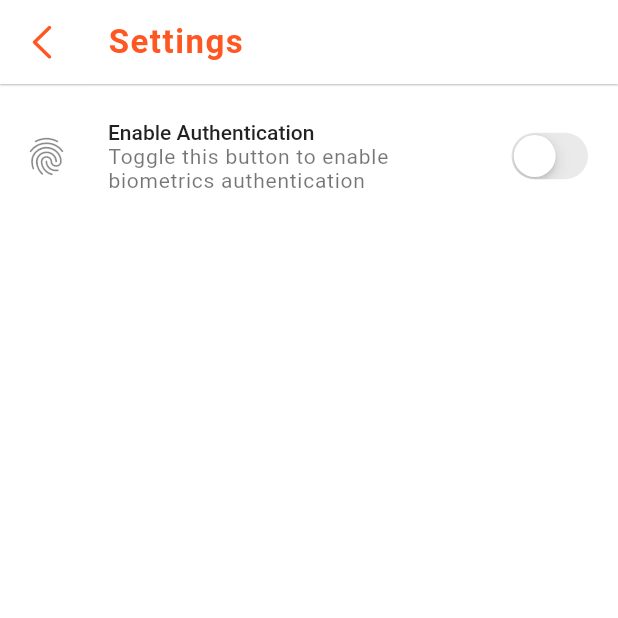
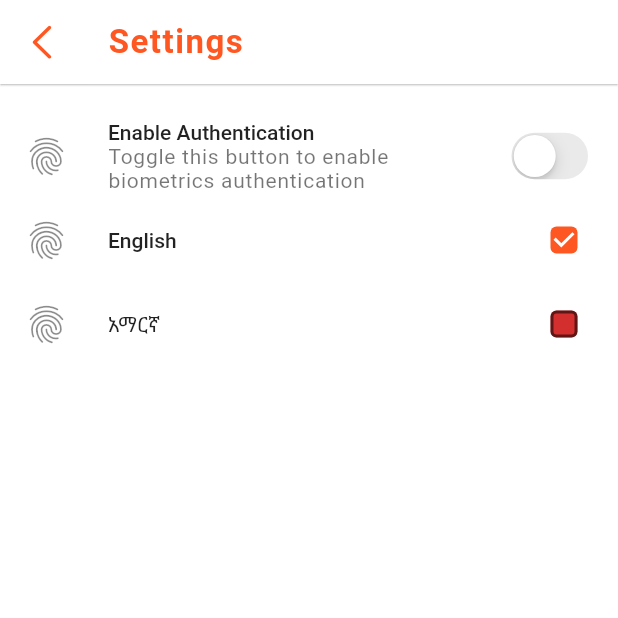
Before and after one commit to C5rogers/todo_pro_app, a Flutter app: the HomePage screen opened directly, after a tap on the "settings" icon, on a phone screen of 412 x 824 dp, the top half of it. Run offline on Flutter 3.47's test engine with Material 2 defaults, Android fonts, the light colour scheme and no system bars; our stand-ins replace drift, easy_localization, flutter_riverpod, get_it, local_auth, shared_preferences; accounts and stored records are empty; generated files the repository leaves out were written again; Roboto replaces fonts that are missing (Circular).

Commit message:
add locallization strings and setup

```diff
--- a/lib/features/shared/other/pages/setting_screen.dart
+++ b/lib/features/shared/other/pages/setting_screen.dart
@@ -1,3 +1,4 @@
+import 'package:easy_localization/easy_localization.dart';
 import 'package:flutter/cupertino.dart';
 import 'package:flutter/material.dart';
 import 'package:shared_preferences/shared_preferences.dart';
@@ -75,6 +76,38 @@ class _SettingScreenState extends State<SettingScreen> {
                     value: _isAuthEnabled,
                     onChanged: (v) {},
                   ),
+                )),
+            ListTile(
+                leading: const Icon(
+                  Icons.fingerprint,
+                  size: 30,
+                ),
+                onTap: () async {
+                  context.setLocale(const Locale('en', 'US'));
+                },
+                title: const Text("English"),
+                trailing: AbsorbPointer(
+                  child: Checkbox(
+                    activeColor: UiConstants.accentColor,
+                    value: context.locale == const Locale('en', 'US'),
+                    onChanged: (v) {},
+                  ),
+                )),
+            ListTile(
+                leading: const Icon(
+                  Icons.fingerprint,
+                  size: 30,
+                ),
+                onTap: () async {
+                  context.setLocale(const Locale('am', 'ET'));
+                },
+                title: const Text("አማርኛ"),
+                trailing: AbsorbPointer(
+                  child: Checkbox(
+                    activeColor: UiConstants.accentColor,
+                    value: context.locale == const Locale('am', 'ET'),
+                    onChanged: (v) {},
+                  ),
                 ))
           ],
         ));
--- a/lib/features/tasks/pages/home.dart
+++ b/lib/features/tasks/pages/home.dart
@@ -1,3 +1,4 @@
+import 'package:easy_localization/easy_localization.dart';
 import 'package:flutter/material.dart';
 import 'package:todo_app_pro/config/constants/ui.dart';
 import 'package:todo_app_pro/features/shared/database/data/provider/database.dart';
@@ -48,7 +49,7 @@ class _HomePageState extends State<HomePage> {
               color: UiConstants.accentColor,
               icon: const Icon(Icons.settings))
         ],
-        title: Text("Todo App",
+        title: Text(tr("title"),
             style: Theme.of(context).textTheme.titleLarge?.copyWith(
                 letterSpacing: 1,
                 fontWeight: FontWeight.bold,
--- a/lib/main.dart
+++ b/lib/main.dart
@@ -34,6 +34,9 @@ class MyApp extends StatelessWidget {
   @override
   Widget build(BuildContext context) {
     return MaterialApp(
+      localizationsDelegates: context.localizationDelegates,
+      supportedLocales: context.supportedLocales,
+      locale: context.locale,
       debugShowCheckedModeBanner: false,
       title: 'Todo App Pro',
       theme: mainLightTheme(),
```
Also changed, not shown: assets/lang/am-ET.json (+6 -1 lines), assets/lang/en-US.json (+6 -1 lines).
